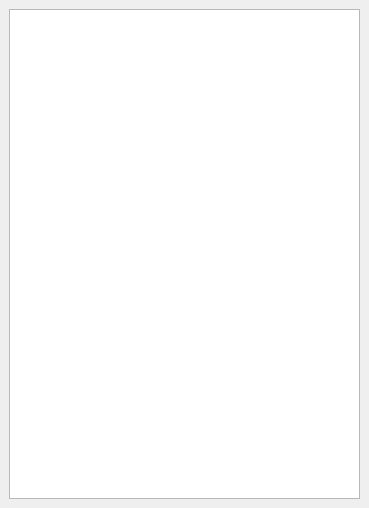
Old version of the form forms/textview.ui in the repository babmukgohazo/pmind.
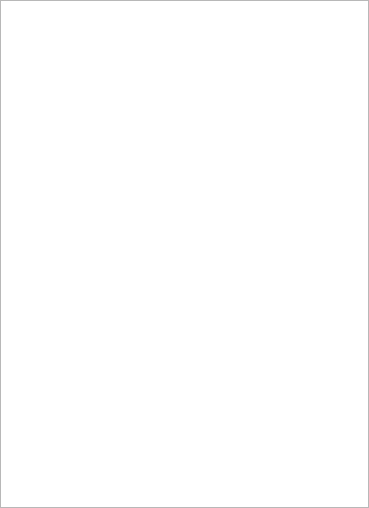
New version of the form.

```diff
--- a/forms/textview.ui
+++ b/forms/textview.ui
@@ -10,13 +10,37 @@
     <height>508</height>
    </rect>
   </property>
+  <property name="font">
+   <font>
+    <weight>75</weight>
+    <bold>true</bold>
+   </font>
+  </property>
   <property name="windowTitle">
    <string>TextView</string>
   </property>
   <widget class="QWidget" name="dockWidgetContents">
    <layout class="QVBoxLayout" name="verticalLayout">
+    <property name="leftMargin">
+     <number>0</number>
+    </property>
+    <property name="topMargin">
+     <number>0</number>
+    </property>
+    <property name="rightMargin">
+     <number>0</number>
+    </property>
+    <property name="bottomMargin">
+     <number>0</number>
+    </property>
     <item>
      <widget class="QTextEdit" name="textEdit">
+      <property name="sizePolicy">
+       <sizepolicy hsizetype="Expanding" vsizetype="Expanding">
+        <horstretch>0</horstretch>
+        <verstretch>0</verstretch>
+       </sizepolicy>
+      </property>
       <property name="readOnly">
        <bool>true</bool>
       </property>
```
